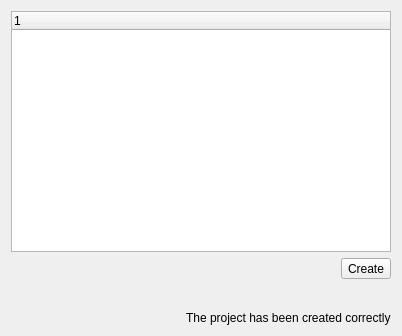
First picture: the form in wizard/ui/project_creation.ui, repository imby/STM32VLDiscovery_BeRTOS, before the edit.
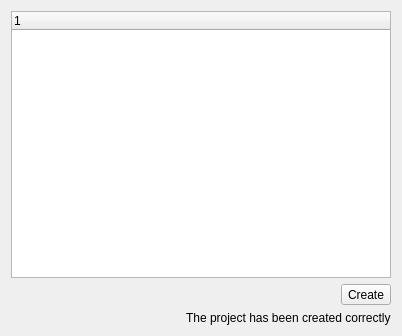
Second picture: the form after the edit. Icons and pictures are not drawn.

Commit message: Remove the spinner (it isn't needed)

What changed in the file:
```diff
--- a/wizard/ui/project_creation.ui
+++ b/wizard/ui/project_creation.ui
@@ -46,43 +46,6 @@
      </item>
     </layout>
    </item>
-   <item>
-    <layout class="QHBoxLayout" name="horizontalLayout_2" >
-     <item>
-      <spacer name="horizontalSpacer_2" >
-       <property name="orientation" >
-        <enum>Qt::Horizontal</enum>
-       </property>
-       <property name="sizeHint" stdset="0" >
-        <size>
-         <width>40</width>
-         <height>20</height>
-        </size>
-       </property>
-      </spacer>
-     </item>
-     <item>
-      <widget class="QLabel" name="spinnerLabel" >
-       <property name="text" >
-        <string/>
-       </property>
-      </widget>
-     </item>
-     <item>
-      <spacer name="horizontalSpacer_3" >
-       <property name="orientation" >
-        <enum>Qt::Horizontal</enum>
-       </property>
-       <property name="sizeHint" stdset="0" >
-        <size>
-         <width>40</width>
-         <height>20</height>
-        </size>
-       </property>
-      </spacer>
-     </item>
-    </layout>
-   </item>
    <item>
     <layout class="QHBoxLayout" name="horizontalLayout_3" >
      <item>
```
The commit also changes 2 other files.
